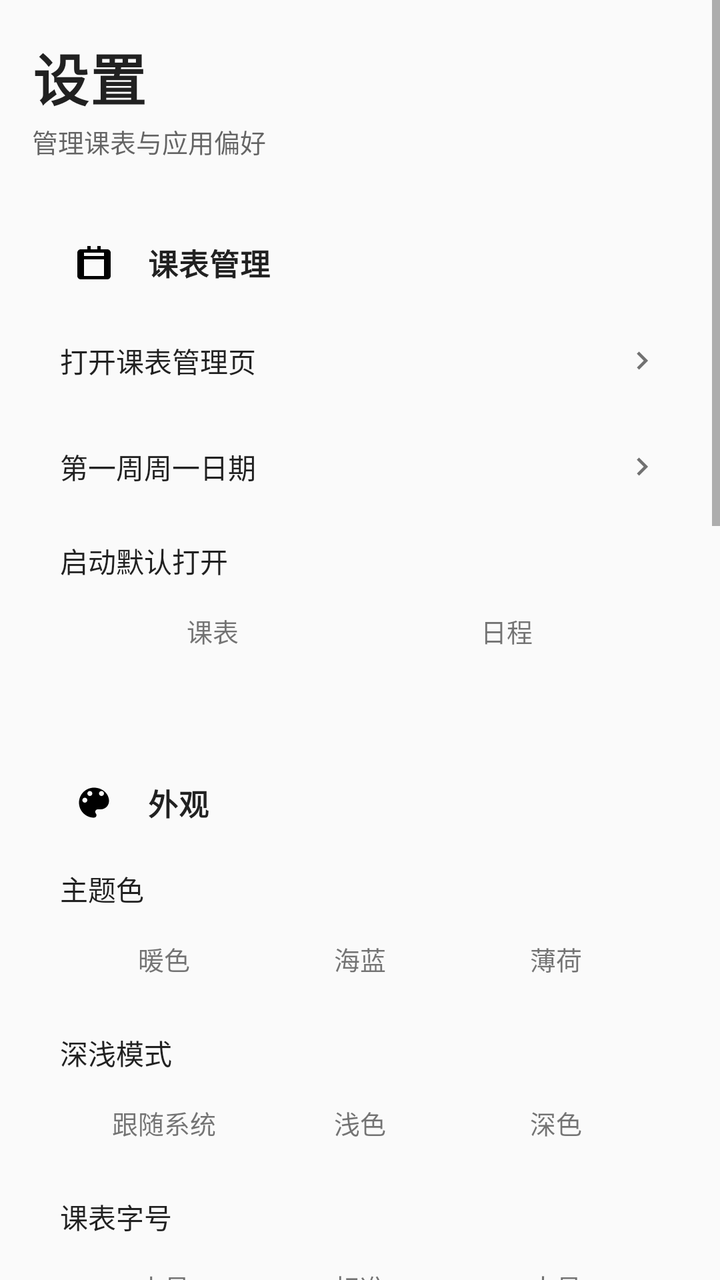
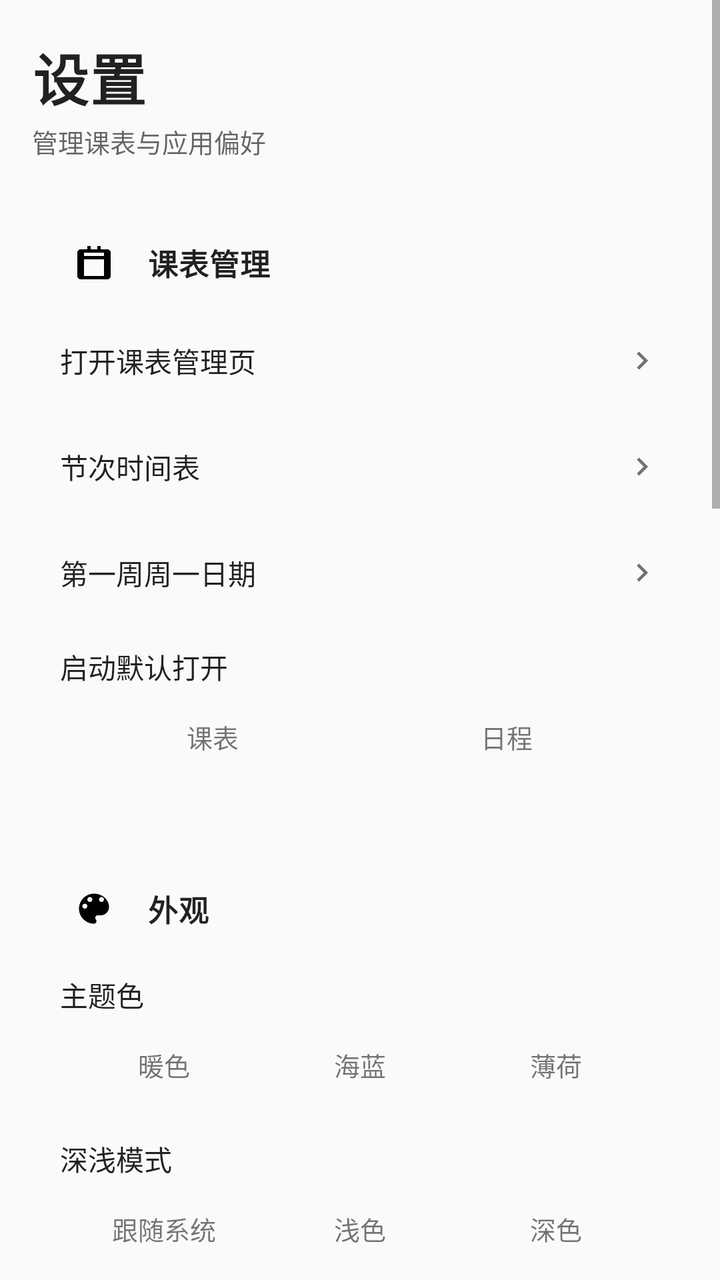

Compare the two renders of this Android layout. The source of the first and the diff that turns it into the second are given below.
<!-- AndroidManifest.xml: application theme Theme.AppCompat.Light.NoActionBar -->
<!-- res/layout/fragment_settings.xml -->
<?xml version="1.0" encoding="utf-8"?>
<ScrollView xmlns:android="http://schemas.android.com/apk/res/android"
    android:layout_width="match_parent"
    android:layout_height="match_parent"
    android:background="@android:color/transparent"
    android:clipToPadding="false"
    android:fillViewport="true">

    <LinearLayout
        android:layout_width="match_parent"
        android:layout_height="wrap_content"
        android:orientation="vertical"
        android:paddingStart="16dp"
        android:paddingTop="18dp"
        android:paddingEnd="16dp"
        android:paddingBottom="24dp">

        <TextView
            android:layout_width="match_parent"
            android:layout_height="wrap_content"
            android:text="@string/settings_title"
            android:textColor="?android:attr/textColorPrimary"
            android:textSize="28sp"
            android:textStyle="bold"
            android:letterSpacing="0.02" />

        <TextView
            android:layout_width="match_parent"
            android:layout_height="wrap_content"
            android:layout_marginTop="2dp"
            android:layout_marginBottom="20dp"
            android:text="@string/settings_intro"
            android:textColor="?android:attr/textColorSecondary"
            android:textSize="13sp" />

        
        <LinearLayout
            android:id="@+id/settingsCardTimetable"
            style="@style/SettingsCard">

            <LinearLayout style="@style/SettingsCardHeader">
                <ImageView
                    android:id="@+id/iconTimetable"
                    style="@style/SettingsCardIcon"
                    android:src="@drawable/ic_settings_calendar"
                    android:contentDescription="@null" />
                <TextView
                    style="@style/SettingsCardTitle"
                    android:text="@string/settings_timetable_manage" />
            </LinearLayout>

            <LinearLayout
                android:id="@+id/rowManageTimetable"
                style="@style/SettingsRow">
                <TextView
                    style="@style/SettingsRowLabel"
                    android:text="@string/settings_open_timetable_manage" />
                <ImageView style="@style/SettingsRowChevron" android:contentDescription="@null" />
            </LinearLayout>

            <View
                android:id="@+id/dividerTimetable"
                style="@style/SettingsDivider" />

            <LinearLayout
                android:id="@+id/rowSemesterStart"
                style="@style/SettingsRow">
                <TextView
                    style="@style/SettingsRowLabel"
                    android:text="@string/settings_row_first_week" />
                <TextView
                    android:id="@+id/semesterStartDateText"
                    style="@style/SettingsRowValue" />
                <ImageView style="@style/SettingsRowChevron" android:contentDescription="@null" />
            </LinearLayout>

            <View style="@style/SettingsDivider" />

            <LinearLayout style="@style/SettingsFieldLabel">
                <TextView
                    style="@style/SettingsRowLabel"
                    android:text="@string/settings_row_default_open" />
            </LinearLayout>

            <LinearLayout
                android:id="@+id/defaultOpenGroup"
                style="@style/SettingsSegment">
                <TextView
                    android:id="@+id/defaultOpenTimetable"
                    style="@style/SettingsSegmentButton"
                    android:text="@string/nav_timetable" />
                <TextView
                    android:id="@+id/defaultOpenToday"
                    style="@style/SettingsSegmentButton"
                    android:text="@string/nav_today" />
            </LinearLayout>
        </LinearLayout>

        
        <LinearLayout
            android:id="@+id/settingsCardAppearance"
            style="@style/SettingsCard">

            <LinearLayout style="@style/SettingsCardHeader">
                <ImageView
                    android:id="@+id/iconAppearance"
                    style="@style/SettingsCardIcon"
                    android:src="@drawable/ic_settings_palette"
                    android:contentDescription="@null" />
                <TextView
                    style="@style/SettingsCardTitle"
                    android:text="@string/settings_appearance" />
            </LinearLayout>

            <LinearLayout style="@style/SettingsFieldLabel">
                <TextView
                    style="@style/SettingsRowLabel"
                    android:text="@string/settings_theme" />
            </LinearLayout>

            <LinearLayout
                android:id="@+id/themeGroup"
                style="@style/SettingsSegment">
                <TextView
                    android:id="@+id/themeWarm"
                    style="@style/SettingsSegmentButton"
                    android:text="@string/settings_theme_warm" />
                <TextView
                    android:id="@+id/themeOcean"
                    style="@style/SettingsSegmentButton"
                    android:text="@string/settings_theme_ocean" />
                <TextView
                    android:id="@+id/themeMint"
                    style="@style/SettingsSegmentButton"
                    android:text="@string/settings_theme_mint" />
            </LinearLayout>

            <LinearLayout style="@style/SettingsFieldLabel">
                <TextView
                    style="@style/SettingsRowLabel"
                    android:text="@string/settings_dark_mode" />
            </LinearLayout>

            <LinearLayout
                android:id="@+id/darkModeGroup"
                style="@style/SettingsSegment">
                <TextView
                    android:id="@+id/darkModeSystem"
                    style="@style/SettingsSegmentButton"
                    android:text="@string/settings_dark_follow_system" />
                <TextView
                    android:id="@+id/darkModeLight"
                    style="@style/SettingsSegmentButton"
                    android:text="@string/settings_dark_light" />
                <TextView
                    android:id="@+id/darkModeDark"
                    style="@style/SettingsSegmentButton"
                    android:text="@string/settings_dark_dark" />
            </LinearLayout>

            <LinearLayout style="@style/SettingsFieldLabel">
                <TextView
                    style="@style/SettingsRowLabel"
                    android:text="@string/settings_font_scale" />
            </LinearLayout>

            <LinearLayout
                android:id="@+id/fontScaleGroup"
                style="@style/SettingsSegment">
                <TextView
                    android:id="@+id/fontSmall"
                    style="@style/SettingsSegmentButton"
                    android:text="@string/settings_font_small" />
                <TextView
                    android:id="@+id/fontNormal"
                    style="@style/SettingsSegmentButton"
                    android:text="@string/settings_font_normal" />
                <TextView
                    android:id="@+id/fontLarge"
                    style="@style/SettingsSegmentButton"
                    android:text="@string/settings_font_large" />
            </LinearLayout>

            <View
                android:id="@+id/dividerAppearance"
                style="@style/SettingsDivider" />

            <LinearLayout style="@style/SettingsRow">
                <TextView
                    style="@style/SettingsRowLabel"
                    android:text="@string/settings_show_non_current" />
                <androidx.appcompat.widget.SwitchCompat
                    android:id="@+id/showNonCurrentSwitch"
                    style="@style/SettingsRowSwitch" />
            </LinearLayout>
        </LinearLayout>

        
        <LinearLayout
            android:id="@+id/settingsCardReminder"
            style="@style/SettingsCard">

            <LinearLayout style="@style/SettingsCardHeader">
                <ImageView
                    android:id="@+id/iconReminder"
                    style="@style/SettingsCardIcon"
                    android:src="@drawable/ic_settings_bell"
                    android:contentDescription="@null" />
                <TextView
                    style="@style/SettingsCardTitle"
                    android:text="@string/settings_reminder" />
            </LinearLayout>

            <LinearLayout style="@style/SettingsRow">
                <TextView
                    style="@style/SettingsRowLabel"
                    android:text="@string/settings_reminder_enable" />
                <androidx.appcompat.widget.SwitchCompat
                    android:id="@+id/reminderSwitch"
                    style="@style/SettingsRowSwitch" />
            </LinearLayout>

            <View style="@style/SettingsDivider" />

            <LinearLayout
                android:id="@+id/rowReminderTime"
                style="@style/SettingsRow">
                <TextView
                    style="@style/SettingsRowLabel"
                    android:text="@string/settings_row_reminder_time" />
                <TextView
                    android:id="@+id/reminderTimeText"
                    style="@style/SettingsRowValue" />
                <ImageView style="@style/SettingsRowChevron" android:contentDescription="@null" />
            </LinearLayout>
        </LinearLayout>

        
        <LinearLayout
            android:id="@+id/settingsCardBackground"
            style="@style/SettingsCard">

            <LinearLayout style="@style/SettingsCardHeader">
                <ImageView
                    android:id="@+id/iconBackground"
                    style="@style/SettingsCardIcon"
                    android:src="@drawable/ic_settings_wallpaper"
                    android:contentDescription="@null" />
                <TextView
                    style="@style/SettingsCardTitle"
                    android:text="@string/settings_custom_background" />
            </LinearLayout>

            <LinearLayout
                android:id="@+id/rowChooseBackground"
                style="@style/SettingsRow">
                <TextView
                    style="@style/SettingsRowLabel"
                    android:text="@string/settings_choose_crop" />
                <ImageView style="@style/SettingsRowChevron" android:contentDescription="@null" />
            </LinearLayout>

            <View style="@style/SettingsDivider" />

            <LinearLayout
                android:id="@+id/rowClearBackground"
                style="@style/SettingsRow">
                <TextView
                    style="@style/SettingsRowLabel"
                    android:text="@string/settings_restore_default" />
                <ImageView style="@style/SettingsRowChevron" android:contentDescription="@null" />
            </LinearLayout>

            <TextView
                style="@style/SettingsCardHint"
                android:text="@string/settings_background_hint" />
        </LinearLayout>

        
        <LinearLayout
            android:id="@+id/settingsCardData"
            style="@style/SettingsCard">

            <LinearLayout style="@style/SettingsCardHeader">
                <ImageView
                    android:id="@+id/iconData"
                    style="@style/SettingsCardIcon"
                    android:src="@drawable/ic_settings_folder"
                    android:contentDescription="@null" />
                <TextView
                    style="@style/SettingsCardTitle"
                    android:text="@string/settings_data" />
            </LinearLayout>

            <LinearLayout
                android:id="@+id/rowExportText"
                style="@style/SettingsRow">
                <TextView
                    style="@style/SettingsRowLabel"
                    android:text="@string/settings_export_text" />
                <ImageView style="@style/SettingsRowChevron" android:contentDescription="@null" />
            </LinearLayout>

            <View style="@style/SettingsDivider" />

            <LinearLayout
                android:id="@+id/rowBackup"
                style="@style/SettingsRow">
                <TextView
                    style="@style/SettingsRowLabel"
                    android:text="@string/settings_backup" />
                <ImageView style="@style/SettingsRowChevron" android:contentDescription="@null" />
            </LinearLayout>

            <View style="@style/SettingsDivider" />

            <LinearLayout
                android:id="@+id/rowRestore"
                style="@style/SettingsRow">
                <TextView
                    style="@style/SettingsRowLabel"
                    android:text="@string/settings_restore" />
                <ImageView style="@style/SettingsRowChevron" android:contentDescription="@null" />
            </LinearLayout>
        </LinearLayout>

        
        <LinearLayout
            android:id="@+id/settingsCardAbout"
            style="@style/SettingsCard">

            <LinearLayout style="@style/SettingsCardHeader">
                <ImageView
                    android:id="@+id/iconAbout"
                    style="@style/SettingsCardIcon"
                    android:src="@drawable/ic_tool_web"
                    android:contentDescription="@null" />
                <TextView
                    style="@style/SettingsCardTitle"
                    android:text="@string/settings_about" />
            </LinearLayout>

            <LinearLayout
                style="@style/SettingsRow">
                <TextView
                    style="@style/SettingsRowLabel"
                    android:text="@string/settings_app_version" />
                <TextView
                    android:id="@+id/updateVersionText"
                    style="@style/SettingsRowValue" />
            </LinearLayout>
        </LinearLayout>

        <TextView
            android:id="@+id/settingsFooterVersion"
            android:layout_width="match_parent"
            android:layout_height="wrap_content"
            android:gravity="center"
            android:text="XClass"
            android:textColor="?android:attr/textColorSecondary"
            android:textSize="12sp"
            android:layout_marginTop="8dp" />
    </LinearLayout>
</ScrollView>
<!-- resources referenced by this layout -->
<resources>
  <string name="nav_timetable">课表</string>
  <string name="nav_today">日程</string>
  <string name="settings_about">关于</string>
  <string name="settings_app_version">版本</string>
  <string name="settings_appearance">外观</string>
  <string name="settings_background_hint">支持从相册选择后截取，保存为应用背景。</string>
  <string name="settings_backup">备份全部课表</string>
  <string name="settings_choose_crop">选择并裁剪</string>
  <string name="settings_custom_background">自定义背景</string>
  <string name="settings_dark_dark">深色</string>
  <string name="settings_dark_follow_system">跟随系统</string>
  <string name="settings_dark_light">浅色</string>
  <string name="settings_dark_mode">深浅模式</string>
  <string name="settings_data">数据管理</string>
  <string name="settings_export_text">导出当前课表为文本</string>
  <string name="settings_font_large">大号</string>
  <string name="settings_font_normal">标准</string>
  <string name="settings_font_scale">课表字号</string>
  <string name="settings_font_small">小号</string>
  <string name="settings_intro">管理课表与应用偏好</string>
  <string name="settings_open_timetable_manage">打开课表管理页</string>
  <string name="settings_reminder">上课提醒</string>
  <string name="settings_reminder_enable">每天早上发送今日课程提醒</string>
  <string name="settings_restore">恢复备份</string>
  <string name="settings_restore_default">恢复默认</string>
  <string name="settings_row_default_open">启动默认打开</string>
  <string name="settings_row_first_week">第一周周一日期</string>
  <string name="settings_row_reminder_time">提醒时间</string>
  <string name="settings_show_non_current">显示非本周课程</string>
  <string name="settings_theme">主题色</string>
  <string name="settings_theme_mint">薄荷</string>
  <string name="settings_theme_ocean">海蓝</string>
  <string name="settings_theme_warm">暖色</string>
  <string name="settings_timetable_manage">课表管理</string>
  <string name="settings_title">设置</string>
  <style name="SettingsCard">
          <item name="android:layout_width">match_parent</item>
          <item name="android:layout_height">wrap_content</item>
          <item name="android:orientation">vertical</item>
          <item name="android:padding">14dp</item>
          <item name="android:layout_marginBottom">12dp</item>
      </style>
  <style name="SettingsCardHeader">
          <item name="android:layout_width">match_parent</item>
          <item name="android:layout_height">wrap_content</item>
          <item name="android:orientation">horizontal</item>
          <item name="android:gravity">center_vertical</item>
          <item name="android:layout_marginBottom">8dp</item>
      </style>
  <style name="SettingsCardIcon">
          <item name="android:layout_width">34dp</item>
          <item name="android:layout_height">34dp</item>
          <item name="android:padding">7dp</item>
          <item name="android:layout_marginEnd">10dp</item>
          <item name="android:importantForAccessibility">no</item>
      </style>
  <style name="SettingsRowLabel">
          <item name="android:layout_width">0dp</item>
          <item name="android:layout_height">wrap_content</item>
          <item name="android:layout_weight">1</item>
          <item name="android:textSize">14sp</item>
          <item name="android:textColor">?android:attr/textColorPrimary</item>
      </style>
  <style name="SettingsRowSwitch">
          <item name="android:layout_width">wrap_content</item>
          <item name="android:layout_height">wrap_content</item>
      </style>
  <style name="SettingsSegment">
          <item name="android:layout_width">match_parent</item>
          <item name="android:layout_height">wrap_content</item>
          <item name="android:orientation">horizontal</item>
          <item name="android:padding">3dp</item>
          <item name="android:layout_marginBottom">8dp</item>
      </style>
  <!-- unchanged entries left out for length: 15 -->
</resources>

<!-- the commit's change to res/layout/fragment_settings.xml (unified diff, before → after) -->
@@ -61,6 +61,20 @@
             <View
                 android:id="@+id/dividerTimetable"
                 style="@style/SettingsDivider" />
+
+            <LinearLayout
+                android:id="@+id/rowTimeProfiles"
+                style="@style/SettingsRow">
+                <TextView
+                    style="@style/SettingsRowLabel"
+                    android:text="@string/settings_time_profiles" />
+                <TextView
+                    android:id="@+id/timeProfilesValue"
+                    style="@style/SettingsRowValue" />
+                <ImageView style="@style/SettingsRowChevron" android:contentDescription="@null" />
+            </LinearLayout>
+
+            <View style="@style/SettingsDivider" />
 
             <LinearLayout
                 android:id="@+id/rowSemesterStart"
<!-- resource entries referenced after the edit -->
@@ -33,6 +33,7 @@
   <string name="settings_theme_mint">薄荷</string>
   <string name="settings_theme_ocean">海蓝</string>
   <string name="settings_theme_warm">暖色</string>
+  <string name="settings_time_profiles">节次时间表</string>
   <string name="settings_timetable_manage">课表管理</string>
   <string name="settings_title">设置</string>
   <style name="SettingsCard">
